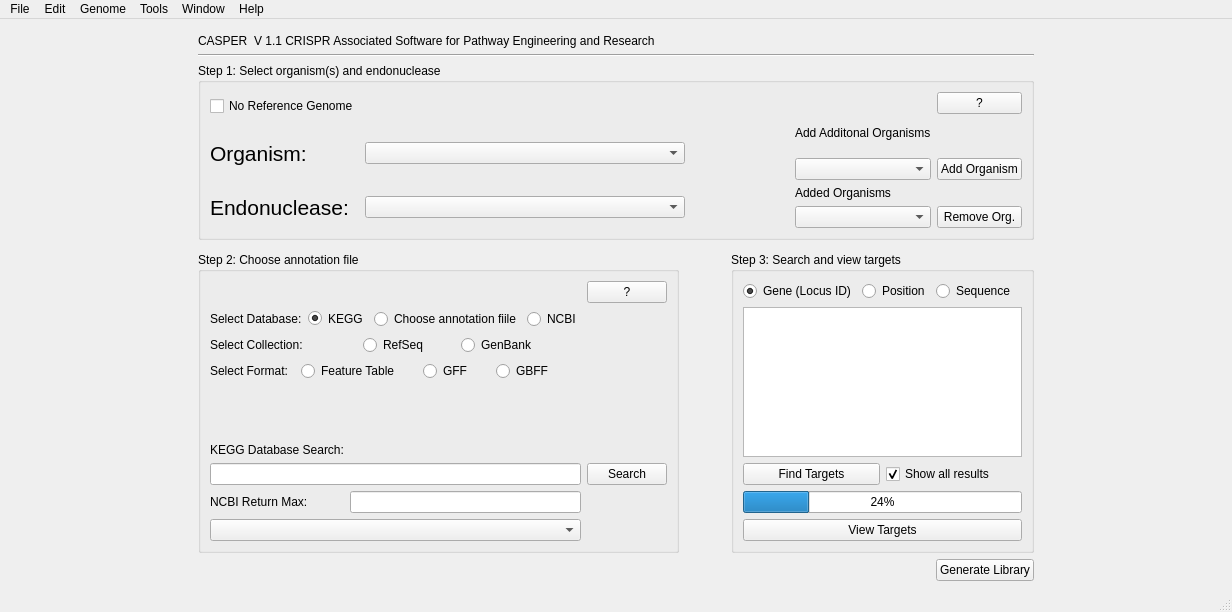
First picture: the form in CASPER_main.ui, repository bdoze90/CASPERapp, before the edit.
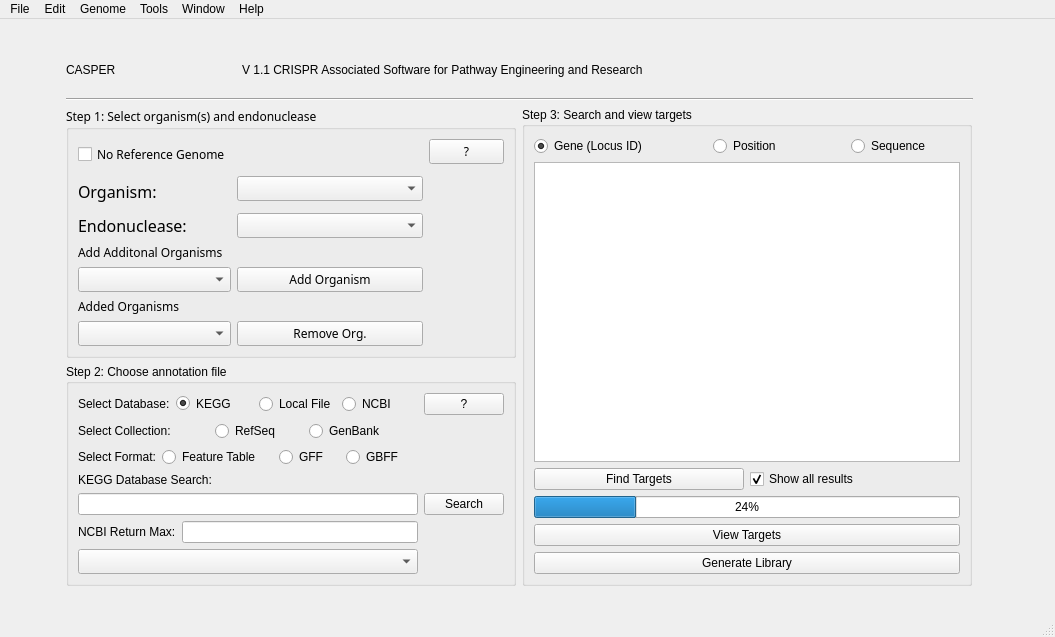
Second picture: the form after the edit.

The edit to the form file:
```diff
--- a/CASPER_main.ui
+++ b/CASPER_main.ui
@@ -9,273 +9,231 @@
    <rect>
     <x>0</x>
     <y>0</y>
-    <width>1232</width>
-    <height>612</height>
+    <width>1055</width>
+    <height>637</height>
    </rect>
   </property>
   <property name="windowTitle">
    <string>CASPER</string>
   </property>
   <widget class="QWidget" name="centralwidget">
-   <layout class="QGridLayout" name="gridLayout_8">
-    <item row="2" column="1" colspan="2">
-     <widget class="Line" name="line">
+   <layout class="QGridLayout" name="gridLayout_6">
+    <item row="4" column="2">
+     <spacer name="verticalSpacer">
       <property name="orientation">
-       <enum>Qt::Horizontal</enum>
+       <enum>Qt::Vertical</enum>
       </property>
-     </widget>
-    </item>
-    <item row="6" column="1" colspan="2">
-     <layout class="QGridLayout" name="gridLayout_11">
-      <item row="0" column="1">
-       <spacer name="horizontalSpacer_2">
-        <property name="orientation">
-         <enum>Qt::Horizontal</enum>
-        </property>
-        <property name="sizeHint" stdset="0">
-         <size>
-          <width>548</width>
-          <height>20</height>
-         </size>
-        </property>
-       </spacer>
-      </item>
-      <item row="0" column="2">
-       <widget class="QPushButton" name="GenerateLibrary">
-        <property name="text">
-         <string>Generate Library</string>
-        </property>
-       </widget>
-      </item>
-     </layout>
+      <property name="sizeHint" stdset="0">
+       <size>
+        <width>20</width>
+        <height>40</height>
+       </size>
+      </property>
+     </spacer>
     </item>
     <item row="3" column="1" colspan="2">
-     <widget class="QGroupBox" name="Step1">
-      <property name="font">
-       <font>
-        <pointsize>9</pointsize>
-       </font>
-      </property>
-      <property name="styleSheet">
-       <string notr="true"/>
-      </property>
-      <property name="title">
-       <string>Step 1: Select organism(s) and endonuclease</string>
-      </property>
-      <layout class="QGridLayout" name="gridLayout_2">
-       <item row="0" column="3" rowspan="3">
-        <layout class="QGridLayout" name="gridLayout_3">
-         <item row="5" column="6">
-          <widget class="QPushButton" name="Add_Orgo_Button">
-           <property name="text">
-            <string>Add Organism</string>
-           </property>
-          </widget>
-         </item>
-         <item row="6" column="0" rowspan="2">
-          <widget class="QLabel" name="label">
-           <property name="font">
-            <font>
-             <pointsize>16</pointsize>
-            </font>
-           </property>
-           <property name="text">
-            <string>Endonuclease:</string>
-           </property>
-          </widget>
-         </item>
-         <item row="6" column="2" rowspan="2">
-          <widget class="QComboBox" name="endoChoice"/>
-         </item>
-         <item row="6" column="5">
-          <widget class="QLabel" name="label_4">
-           <property name="text">
-            <string/>
-           </property>
-          </widget>
-         </item>
-         <item row="2" column="4" colspan="2">
-          <widget class="QLabel" name="Add_org_Label">
-           <property name="text">
-            <string>Add Additonal Organisms</string>
-           </property>
-          </widget>
-         </item>
-         <item row="0" column="2" colspan="4">
-          <spacer name="horizontalSpacer_9">
-           <property name="orientation">
-            <enum>Qt::Horizontal</enum>
-           </property>
-           <property name="sizeHint" stdset="0">
-            <size>
-             <width>40</width>
-             <height>20</height>
-            </size>
-           </property>
-          </spacer>
-         </item>
-         <item row="2" column="0" rowspan="4">
-          <widget class="QLabel" name="label_2">
-           <property name="font">
-            <font>
-             <pointsize>16</pointsize>
-            </font>
-           </property>
-           <property name="text">
-            <string>Organism:</string>
-           </property>
-          </widget>
-         </item>
-         <item row="5" column="4" colspan="2">
-          <widget class="QComboBox" name="Add_Orgo_Combo"/>
-         </item>
-         <item row="0" column="0" rowspan="2">
-          <widget class="QCheckBox" name="checkBox">
-           <property name="text">
-            <string>No Reference Genome</string>
-           </property>
-          </widget>
-         </item>
-         <item row="2" column="2" rowspan="4">
-          <widget class="QComboBox" name="orgChoice">
-           <property name="minimumSize">
-            <size>
-             <width>320</width>
-             <height>0</height>
-            </size>
-           </property>
-          </widget>
-         </item>
-         <item row="0" column="6">
-          <widget class="QPushButton" name="Question_Button_add_org">
-           <property name="text">
-            <string>?</string>
-           </property>
-          </widget>
-         </item>
-         <item row="6" column="4">
-          <widget class="QLabel" name="Added_Org_Label">
-           <property name="text">
-            <string>Added Organisms</string>
-           </property>
-          </widget>
-         </item>
-         <item row="7" column="4" colspan="2">
-          <widget class="QComboBox" name="Added_Org_Combo"/>
-         </item>
-         <item row="7" column="6">
-          <widget class="QPushButton" name="Remove_Organism_Button">
-           <property name="text">
-            <string>Remove Org.</string>
-           </property>
-          </widget>
-         </item>
-         <item row="2" column="3" rowspan="6">
-          <spacer name="horizontalSpacer_12">
-           <property name="orientation">
-            <enum>Qt::Horizontal</enum>
-           </property>
-           <property name="sizeHint" stdset="0">
-            <size>
-             <width>40</width>
-             <height>20</height>
-            </size>
-           </property>
-          </spacer>
-         </item>
-        </layout>
-       </item>
-      </layout>
-     </widget>
-    </item>
-    <item row="5" column="1" colspan="2">
-     <layout class="QGridLayout" name="gridLayout_15">
-      <item row="1" column="2">
-       <widget class="QGroupBox" name="groupBox_2">
+     <layout class="QGridLayout" name="gridLayout_7">
+      <item row="0" column="0">
+       <widget class="QGroupBox" name="Step1">
+        <property name="maximumSize">
+         <size>
+          <width>500</width>
+          <height>300</height>
+         </size>
+        </property>
+        <property name="font">
+         <font>
+          <family>Sans Serif</family>
+          <pointsize>9</pointsize>
+          <weight>50</weight>
+          <italic>false</italic>
+          <bold>false</bold>
+         </font>
+        </property>
+        <property name="styleSheet">
+         <string notr="true">font: 9pt &quot;Sans Serif&quot;;</string>
+        </property>
         <property name="title">
-         <string>Step 3: Search and view targets</string>
+         <string>Step 1: Select organism(s) and endonuclease</string>
         </property>
-        <layout class="QGridLayout" name="gridLayout_4">
-         <item row="2" column="1" colspan="2">
-          <layout class="QHBoxLayout" name="horizontalLayout_7">
-           <item>
-            <widget class="QPushButton" name="pushButton_FindTargets">
-             <property name="enabled">
-              <bool>true</bool>
+        <layout class="QGridLayout" name="gridLayout_2">
+         <item row="1" column="2" colspan="2">
+          <layout class="QGridLayout" name="gridLayout_3">
+           <item row="9" column="2">
+            <widget class="QPushButton" name="Remove_Organism_Button">
+             <property name="text">
+              <string>Remove Org.</string>
              </property>
+            </widget>
+           </item>
+           <item row="4" column="2" rowspan="2">
+            <widget class="QComboBox" name="endoChoice"/>
+           </item>
+           <item row="6" column="0">
+            <widget class="QLabel" name="Add_org_Label">
              <property name="text">
-              <string>Find Targets</string>
+              <string>Add Additonal Organisms</string>
              </property>
             </widget>
            </item>
-           <item>
-            <widget class="QCheckBox" name="Show_All_Results">
+           <item row="7" column="0">
+            <widget class="QComboBox" name="Add_Orgo_Combo"/>
+           </item>
+           <item row="9" column="0">
+            <widget class="QComboBox" name="Added_Org_Combo"/>
+           </item>
+           <item row="7" column="2">
+            <widget class="QPushButton" name="Add_Orgo_Button">
              <property name="text">
-              <string>Show all results </string>
+              <string>Add Organism</string>
              </property>
-             <property name="checked">
-              <bool>true</bool>
+            </widget>
+           </item>
+           <item row="0" column="0" rowspan="2">
+            <widget class="QCheckBox" name="checkBox">
+             <property name="text">
+              <string>No Reference Genome</string>
              </property>
             </widget>
            </item>
-          </layout>
-         </item>
-         <item row="3" column="1" colspan="2">
-          <widget class="QProgressBar" name="progressBar">
-           <property name="value">
-            <number>24</number>
-           </property>
-          </widget>
-         </item>
-         <item row="1" column="1" colspan="2">
-          <widget class="QPlainTextEdit" name="geneEntryField"/>
-         </item>
-         <item row="0" column="1">
-          <layout class="QHBoxLayout" name="horizontalLayout">
-           <item>
-            <widget class="QRadioButton" name="radioButton_Gene">
+           <item row="2" column="0" rowspan="2">
+            <widget class="QLabel" name="label_2">
+             <property name="maximumSize">
+              <size>
+               <width>100</width>
+               <height>16777215</height>
+              </size>
+             </property>
+             <property name="font">
+              <font>
+               <family>Sans Serif</family>
+               <pointsize>12</pointsize>
+               <weight>50</weight>
+               <italic>false</italic>
+               <bold>false</bold>
+              </font>
+             </property>
+             <property name="styleSheet">
+              <string notr="true">font: 12pt &quot;Sans Serif&quot;;</string>
+             </property>
              <property name="text">
-              <string>Gene (Locus ID)</string>
+              <string>Organism:</string>
              </property>
-             <property name="checked">
-              <bool>true</bool>
+            </widget>
+           </item>
+           <item row="8" column="0">
+            <widget class="QLabel" name="Added_Org_Label">
+             <property name="text">
+              <string>Added Organisms</string>
              </property>
             </widget>
            </item>
-           <item>
-            <widget class="QRadioButton" name="radioButton_Position">
+           <item row="4" column="0" rowspan="2">
+            <widget class="QLabel" name="label">
+             <property name="maximumSize">
+              <size>
+               <width>135</width>
+               <height>16777215</height>
+              </size>
+             </property>
+             <property name="font">
+              <font>
+               <family>Sans Serif</family>
+               <pointsize>12</pointsize>
+               <weight>50</weight>
+               <italic>false</italic>
+               <bold>false</bold>
+              </font>
+             </property>
+             <property name="styleSheet">
+              <string notr="true">font: 12pt &quot;Sans Serif&quot;;</string>
+             </property>
              <property name="text">
-              <string>Position</string>
+              <string>Endonuclease:</string>
              </property>
             </widget>
            </item>
-           <item>
-            <widget class="QRadioButton" name="radioButton_Sequence">
+           <item row="2" column="2">
+            <widget class="QComboBox" name="orgChoice">
+             <property name="minimumSize">
+              <size>
+               <width>0</width>
+               <height>0</height>
+              </size>
+             </property>
+            </widget>
+           </item>
+           <item row="0" column="3">
+            <widget class="QPushButton" name="Question_Button_add_org">
+             <property name="maximumSize">
+              <size>
+               <width>75</width>
+               <height>16777215</height>
+              </size>
+             </property>
              <property name="text">
-              <string>Sequence</string>
+              <string>?</string>
              </property>
             </widget>
            </item>
           </layout>
          </item>
-         <item row="4" column="1" colspan="2">
-          <widget class="QPushButton" name="pushButton_ViewTargets">
-           <property name="text">
-            <string>View Targets</string>
-           </property>
-          </widget>
-         </item>
         </layout>
        </widget>
       </item>
       <item row="1" column="0">
        <widget class="QGroupBox" name="Step2">
+        <property name="maximumSize">
+         <size>
+          <width>600</width>
+          <height>250</height>
+         </size>
+        </property>
+        <property name="styleSheet">
+         <string notr="true">font: 9pt &quot;Sans Serif&quot;;</string>
+        </property>
         <property name="title">
          <string>Step 2: Choose annotation file</string>
         </property>
         <layout class="QGridLayout" name="gridLayout_5">
          <item row="1" column="0" rowspan="2" colspan="3">
           <layout class="QGridLayout" name="gridLayout_14">
+           <item row="8" column="0">
+            <widget class="QLabel" name="ncbi_ret_max_label">
+             <property name="text">
+              <string>NCBI Return Max:</string>
+             </property>
+            </widget>
+           </item>
+           <item row="8" column="1">
+            <widget class="QLineEdit" name="ncbi_ret_max_line_edit">
+             <property name="enabled">
+              <bool>true</bool>
+             </property>
+             <property name="toolTip">
+              <string>&lt;html&gt;&lt;head/&gt;&lt;body&gt;&lt;p&gt;This allows you to set the maximum number of results returned from Entrez.&lt;/p&gt;&lt;p&gt;No value above 100 is allowed.&lt;/p&gt;&lt;p&gt;Note: The larger the number entered, the longer the search could take.&lt;/p&gt;&lt;/body&gt;&lt;/html&gt;</string>
+             </property>
+            </widget>
+           </item>
+           <item row="9" column="0" colspan="2">
+            <widget class="QComboBox" name="Annotations_Organism">
+             <property name="minimumSize">
+              <size>
+               <width>320</width>
+               <height>0</height>
+              </size>
+             </property>
+             <property name="font">
+              <font>
+               <family>Sans Serif</family>
+               <pointsize>9</pointsize>
+               <weight>50</weight>
+               <italic>false</italic>
+               <bold>false</bold>
+              </font>
+             </property>
+            </widget>
+           </item>
            <item row="3" column="0" colspan="2">
             <layout class="QHBoxLayout" name="horizontalLayout_3">
              <item>
@@ -319,13 +277,19 @@
              </item>
             </layout>
            </item>
-           <item row="9" column="1">
-            <widget class="QLineEdit" name="ncbi_ret_max_line_edit">
-             <property name="enabled">
-              <bool>true</bool>
+           <item row="7" column="0" colspan="2">
+            <widget class="QLineEdit" name="Search_Input"/>
+           </item>
+           <item row="7" column="2">
+            <widget class="QPushButton" name="Search_Button">
+             <property name="maximumSize">
+              <size>
+               <width>80</width>
+               <height>23</height>
+              </size>
              </property>
-             <property name="toolTip">
-              <string>&lt;html&gt;&lt;head/&gt;&lt;body&gt;&lt;p&gt;This allows you to set the maximum number of results returned from Entrez.&lt;/p&gt;&lt;p&gt;No value above 100 is allowed.&lt;/p&gt;&lt;p&gt;Note: The larger the number entered, the longer the search could take.&lt;/p&gt;&lt;/body&gt;&lt;/html&gt;</string>
+             <property name="text">
+              <string>Search</string>
              </property>
             </widget>
            </item>
@@ -370,68 +334,6 @@
              </item>
             </layout>
            </item>
-           <item row="7" column="0">
-            <widget class="QLabel" name="Search_Label">
-             <property name="text">
-              <string>KEGG Database Search:</string>
-             </property>
-             <property name="alignment">
-              <set>Qt::AlignCenter</set>
-             </property>
-            </widget>
-           </item>
-           <item row="8" column="0" colspan="2">
-            <widget class="QLineEdit" name="Search_Input"/>
-           </item>
-           <item row="10" column="0" colspan="2">
-            <widget class="QComboBox" name="Annotations_Organism">
-             <property name="minimumSize">
-              <size>
-               <width>320</width>
-               <height>0</height>
-              </size>
-             </property>
-             <property name="font">
-              <font>
-               <pointsize>8</pointsize>
-              </font>
-             </property>
-            </widget>
-           </item>
-           <item row="6" column="0" colspan="3">
-            <spacer name="verticalSpacer_4">
-             <property name="orientation">
-              <enum>Qt::Vertical</enum>
-             </property>
-             <property name="sizeHint" stdset="0">
-              <size>
-               <width>20</width>
-               <height>40</height>
-              </size>
-             </property>
-            </spacer>
-           </item>
-           <item row="1" column="2">
-            <widget class="QPushButton" name="Confused_Button">
-             <property name="text">
-              <string>?</string>
-             </property>
-            </widget>
-           </item>
-           <item row="9" column="0">
-            <widget class="QLabel" name="ncbi_ret_max_label">
-             <property name="text">
-              <string>NCBI Return Max:</string>
-             </property>
-            </widget>
-           </item>
-           <item row="8" column="2">
-            <widget class="QPushButton" name="Search_Button">
-             <property name="text">
-              <string>Search</string>
-             </property>
-            </widget>
-           </item>
            <item row="2" column="0" colspan="2">
             <layout class="QHBoxLayout" name="horizontalLayout_4">
              <item>
@@ -466,7 +368,7 @@
              <item>
               <widget class="QRadioButton" name="Annotation_Ownfile">
                <property name="text">
-                <string>Choose annotation fiile</string>
+                <string>Local File</string>
                </property>
               </widget>
              </item>
@@ -479,41 +381,166 @@
              </item>
             </layout>
            </item>
+           <item row="2" column="2">
+            <widget class="QPushButton" name="Confused_Button">
+             <property name="maximumSize">
+              <size>
+               <width>80</width>
+               <height>23</height>
+              </size>
+             </property>
+             <property name="text">
+              <string>?</string>
+             </property>
+            </widget>
+           </item>
+           <item row="6" column="0" colspan="3" alignment="Qt::AlignLeft">
+            <widget class="QLabel" name="Search_Label">
+             <property name="text">
+              <string>KEGG Database Search:</string>
+             </property>
+             <property name="alignment">
+              <set>Qt::AlignCenter</set>
+             </property>
+            </widget>
+           </item>
           </layout>
          </item>
         </layout>
        </widget>
       </item>
-      <item row="1" column="1">
-       <spacer name="horizontalSpacer_7">
-        <property name="orientation">
-         <enum>Qt::Horizontal</enum>
-        </property>
-        <property name="sizeHint" stdset="0">
+      <item row="0" column="1" rowspan="2">
+       <widget class="QGroupBox" name="Step3">
+        <property name="minimumSize">
          <size>
-          <width>40</width>
-          <height>20</height>
+          <width>400</width>
+          <height>400</height>
          </size>
         </property>
-       </spacer>
-      </item>
-      <item row="0" column="0" colspan="3">
-       <spacer name="verticalSpacer">
-        <property name="orientation">
-         <enum>Qt::Vertical</enum>
-        </property>
-        <property name="sizeHint" stdset="0">
+        <property name="maximumSize">
          <size>
-          <width>20</width>
-          <height>40</height>
+          <width>500</width>
+          <height>481</height>
          </size>
         </property>
-       </spacer>
+        <property name="styleSheet">
+         <string notr="true">font: 9pt &quot;Sans Serif&quot;;</string>
+        </property>
+        <property name="title">
+         <string>Step 3: Search and view targets</string>
+        </property>
+        <layout class="QGridLayout" name="gridLayout_4">
+         <item row="0" column="1" colspan="2">
+          <layout class="QGridLayout" name="gridLayout">
+           <item row="0" column="0">
+            <widget class="QRadioButton" name="radioButton_Gene">
+             <property name="text">
+              <string>Gene (Locus ID)</string>
+             </property>
+             <property name="checked">
+              <bool>true</bool>
+             </property>
+            </widget>
+           </item>
+           <item row="0" column="1" alignment="Qt::AlignHCenter">
+            <widget class="QRadioButton" name="radioButton_Position">
+             <property name="text">
+              <string>Position</string>
+             </property>
+            </widget>
+           </item>
+           <item row="0" column="2" alignment="Qt::AlignHCenter">
+            <widget class="QRadioButton" name="radioButton_Sequence">
+             <property name="text">
+              <string>Sequence</string>
+             </property>
+            </widget>
+           </item>
+          </layout>
+         </item>
+         <item row="2" column="1" colspan="2">
+          <layout class="QHBoxLayout" name="horizontalLayout_7">
+           <item>
+            <widget class="QPushButton" name="pushButton_FindTargets">
+             <property name="enabled">
+              <bool>true</bool>
+             </property>
+             <property name="text">
+              <string>Find Targets</string>
+             </property>
+            </widget>
+           </item>
+           <item>
+            <widget class="QCheckBox" name="Show_All_Results">
+             <property name="text">
+              <string>Show all results </string>
+             </property>
+             <property name="checked">
+              <bool>true</bool>
+             </property>
+            </widget>
+           </item>
+          </layout>
+         </item>
+         <item row="3" column="1" colspan="2">
+          <widget class="QProgressBar" name="progressBar">
+           <property name="value">
+            <number>24</number>
+           </property>
+          </widget>
+         </item>
+         <item row="1" column="1" colspan="2">
+          <widget class="QPlainTextEdit" name="geneEntryField"/>
+         </item>
+         <item row="4" column="1" colspan="2">
+          <widget class="QPushButton" name="pushButton_ViewTargets">
+           <property name="text">
+            <string>View Targets</string>
+           </property>
+          </widget>
+         </item>
+         <item row="5" column="1" colspan="2">
+          <widget class="QPushButton" name="GenerateLibrary">
+           <property name="maximumSize">
+            <size>
+             <width>1231212</width>
+             <height>11212</height>
+            </size>
+           </property>
+           <property name="text">
+            <string>Generate Library</string>
+           </property>
+          </widget>
+         </item>
+        </layout>
+       </widget>
       </item>
      </layout>
     </item>
-    <item row="7" column="1" colspan="2">
-     <spacer name="verticalSpacer_6">
+    <item row="1" column="2">
+     <widget class="QLabel" name="label_7">
+      <property name="minimumSize">
+       <size>
+        <width>730</width>
+        <height>19</height>
+       </size>
+      </property>
+      <property name="maximumSize">
+       <size>
+        <width>730</width>
+        <height>19</height>
+       </size>
+      </property>
+      <property name="styleSheet">
+       <string notr="true">font: 12pt &quot;Sans Serif&quot;;</string>
+      </property>
+      <property name="text">
+       <string>V 1.1 CRISPR Associated Software for Pathway Engineering and Research</string>
+      </property>
+     </widget>
+    </item>
+    <item row="0" column="2">
+     <spacer name="verticalSpacer_2">
       <property name="orientation">
        <enum>Qt::Vertical</enum>
       </property>
@@ -525,72 +552,57 @@
       </property>
      </spacer>
     </item>
-    <item row="1" column="0" rowspan="5">
-     <spacer name="horizontalSpacer_3">
-      <property name="orientation">
-       <enum>Qt::Horizontal</enum>
+    <item row="1" column="1">
+     <widget class="QLabel" name="label_8">
+      <property name="minimumSize">
+       <size>
+        <width>170</width>
+        <height>44</height>
+       </size>
       </property>
-      <property name="sizeHint" stdset="0">
+      <property name="maximumSize">
        <size>
-        <width>40</width>
-        <height>20</height>
+        <width>170</width>
+        <height>44</height>
        </size>
       </property>
-     </spacer>
-    </item>
-    <item row="1" column="1" colspan="2">
-     <layout class="QGridLayout" name="gridLayout_10">
-      <item row="0" column="0" rowspan="2" alignment="Qt::AlignBottom">
-       <widget class="QLabel" name="label_8">
-        <property name="styleSheet">
-         <string notr="true">font: 28pt &quot;Sans Serif&quot;;
+      <property name="styleSheet">
+       <string notr="true">font: 28pt &quot;Sans Serif&quot;;
 </string>
-        </property>
-        <property name="text">
-         <string>CASPER</string>
-        </property>
-       </widget>
-      </item>
-      <item row="1" column="1">
-       <widget class="QLabel" name="label_7">
-        <property name="styleSheet">
-         <string notr="true">font: 12pt &quot;Sans Serif&quot;;</string>
-        </property>
-        <property name="text">
-         <string>V 1.1 CRISPR Associated Software for Pathway Engineering and Research</string>
-        </property>
-       </widget>
-      </item>
-      <item row="0" column="2" rowspan="2">
-       <spacer name="horizontalSpacer">
-        <property name="orientation">
-         <enum>Qt::Horizontal</enum>
-        </property>
-        <property name="sizeHint" stdset="0">
-         <size>
-          <width>40</width>
-          <height>20</height>
-         </size>
-        </property>
-       </spacer>
-      </item>
-     </layout>
+      </property>
+      <property name="text">
+       <string>CASPER</string>
+      </property>
+     </widget>
     </item>
-    <item row="0" column="1" colspan="2">
-     <spacer name="verticalSpacer_5">
+    <item row="2" column="1" colspan="5">
+     <widget class="Line" name="line">
+      <property name="maximumSize">
+       <size>
+        <width>907</width>
+        <height>16777215</height>
+       </size>
+      </property>
       <property name="orientation">
-       <enum>Qt::Vertical</enum>
+       <enum>Qt::Horizontal</enum>
+      </property>
+     </widget>
+    </item>
+    <item row="1" column="0">
+     <spacer name="horizontalSpacer_2">
+      <property name="orientation">
+       <enum>Qt::Horizontal</enum>
       </property>
       <property name="sizeHint" stdset="0">
        <size>
-        <width>20</width>
-        <height>40</height>
+        <width>40</width>
+        <height>20</height>
        </size>
       </property>
      </spacer>
     </item>
-    <item row="1" column="3" rowspan="5">
-     <spacer name="horizontalSpacer_4">
+    <item row="3" column="5">
+     <spacer name="horizontalSpacer_3">
       <property name="orientation">
        <enum>Qt::Horizontal</enum>
       </property>
@@ -609,7 +621,7 @@
     <rect>
      <x>0</x>
      <y>0</y>
-     <width>1232</width>
+     <width>1055</width>
      <height>20</height>
     </rect>
    </property>
```
